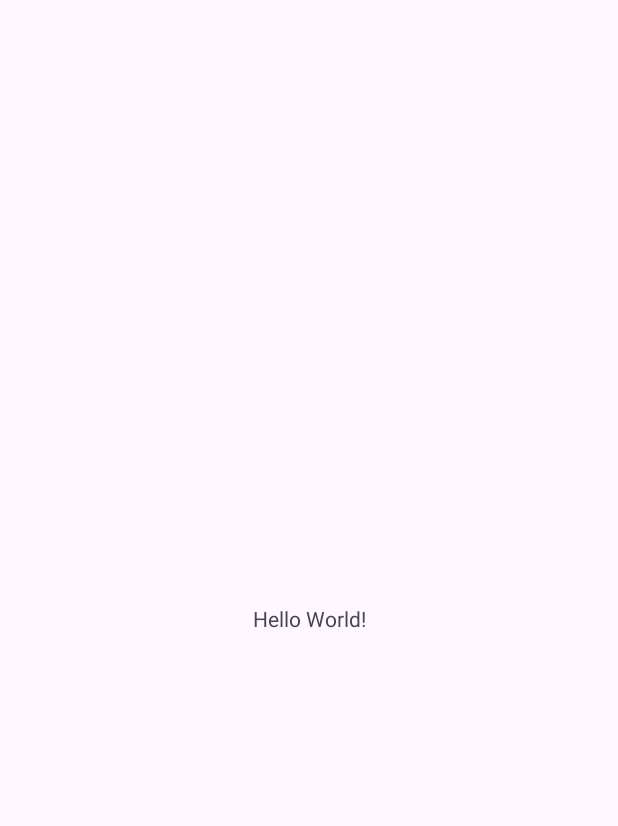
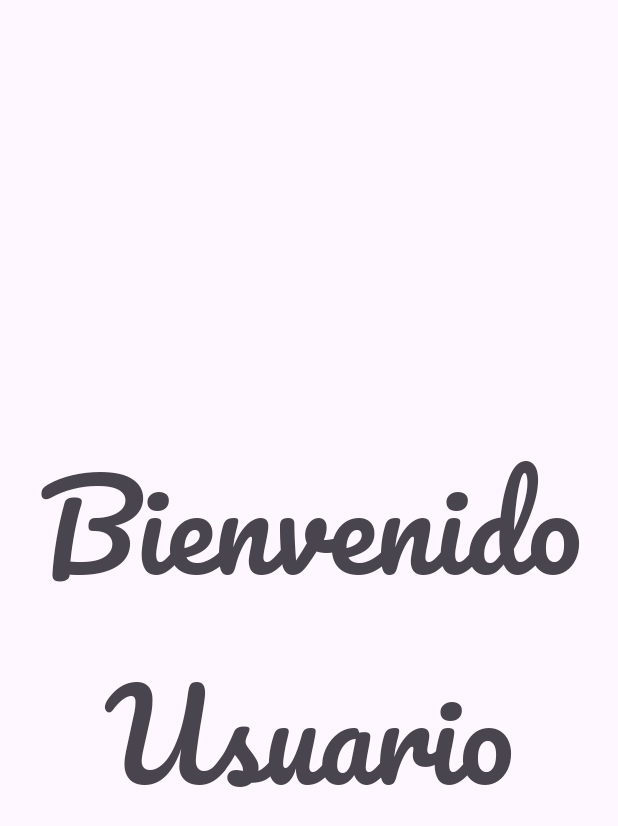
Before and after one commit to RaulGarCan/AppSplashScren, an Android app: the screen it shows after launch (MainActivity), on a phone screen of 412 x 824 dp. Before the commit the part shown is almost empty. Shown: the top 826 px of the screen. Run offline under Robolectric (Android 15) with nearby library versions, the phone set to English and light mode, and no system bars.

Commit message:
AppSplashScreen acabada

```diff
--- /dev/null
+++ b/app/src/main/res/font/pacifico_bold.xml
@@ -0,0 +1,7 @@
+<?xml version="1.0" encoding="utf-8"?>
+<font-family xmlns:android="http://schemas.android.com/apk/res/android">
+    <font
+        android:fontStyle="normal"
+        android:fontWeight="400"
+        android:font="@font/pacifico_regular"/>
+</font-family>
--- a/app/src/main/res/layout/activity_main.xml
+++ b/app/src/main/res/layout/activity_main.xml
@@ -1,18 +1,23 @@
 <?xml version="1.0" encoding="utf-8"?>
-<androidx.constraintlayout.widget.ConstraintLayout xmlns:android="http://schemas.android.com/apk/res/android"
+<LinearLayout xmlns:android="http://schemas.android.com/apk/res/android"
     xmlns:app="http://schemas.android.com/apk/res-auto"
     xmlns:tools="http://schemas.android.com/tools"
     android:layout_width="match_parent"
     android:layout_height="match_parent"
-    tools:context=".MainActivity">
-
-    <TextView
-        android:layout_width="wrap_content"
+    tools:context=".MainActivity"
+    android:orientation="horizontal">
+    <LinearLayout
+        android:layout_width="match_parent"
         android:layout_height="wrap_content"
-        android:text="Hello World!"
-        app:layout_constraintBottom_toBottomOf="parent"
-        app:layout_constraintEnd_toEndOf="parent"
-        app:layout_constraintStart_toStartOf="parent"
-        app:layout_constraintTop_toTopOf="parent" />
-
-</androidx.constraintlayout.widget.ConstraintLayout>
+        android:orientation="vertical"
+        android:layout_gravity="center">
+        <TextView
+            android:layout_width="wrap_content"
+            android:layout_height="wrap_content"
+            android:fontFamily="@font/pacifico_bold"
+            android:text="Bienvenido Usuario"
+            android:textSize="80dp"
+            android:textAlignment="center"
+            android:layout_gravity="center"/>
+    </LinearLayout>
+</LinearLayout>
```
Also changed, not shown: app/src/main/res/font/pacifico_regular.ttf (added).
